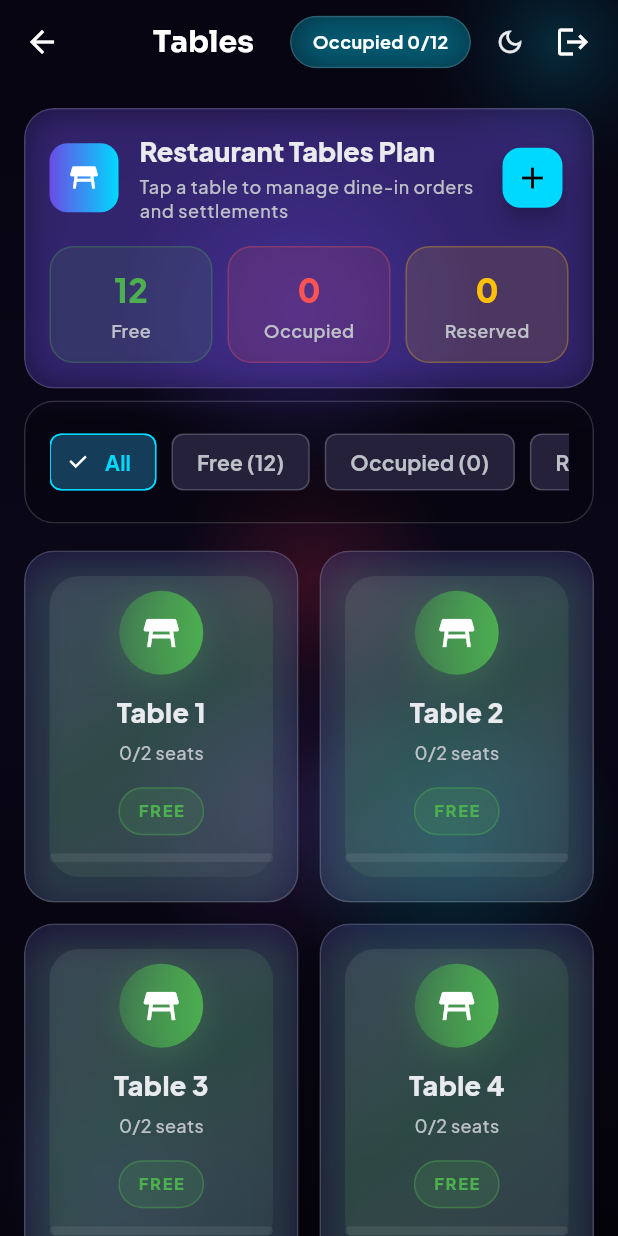
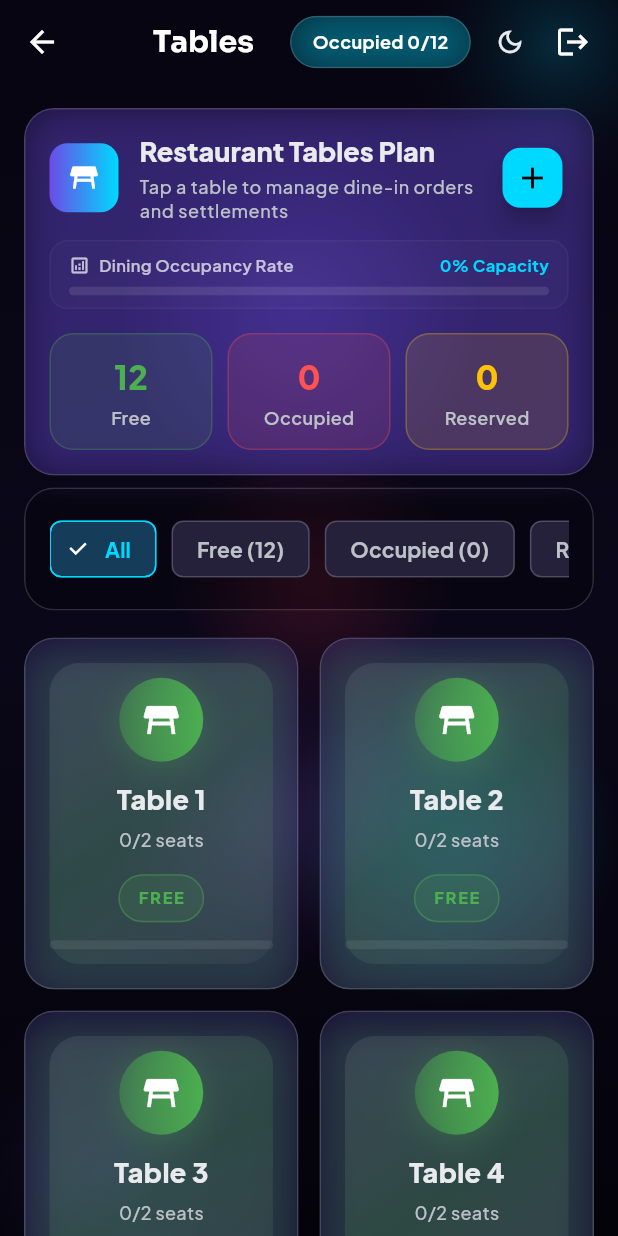
Before and after one commit to code2srithesh/posrest, a Flutter app: the TableScreen screen opened by its route, on a phone screen of 412 x 824 dp. Run offline on Flutter 3.47's test engine with Material 3 defaults, Android fonts, the phone set to English and light mode, and no system bars; our stand-ins replace dio, flutter_animate, get, google_fonts, shared_preferences, sqflite; accounts and stored records are empty.

Commit message:
feat: add dining occupancy rate progress indicator to table screen

```diff
--- a/lib/features/tables/screens/table_screen.dart
+++ b/lib/features/tables/screens/table_screen.dart
@@ -227,6 +227,58 @@ class TableScreen extends StatelessWidget {
                                   ),
                                 ),
                               ],
+                            ),
+                            const SizedBox(height: 12),
+                            // Dining Occupancy Rate Progress Indicator
+                            Container(
+                              padding: const EdgeInsets.symmetric(horizontal: 12, vertical: 8),
+                              decoration: BoxDecoration(
+                                color: Colors.white.withOpacity(0.02),
+                                borderRadius: AppAnimations.radiusMedium,
+                                border: Border.all(color: Colors.white.withOpacity(0.04)),
+                              ),
+                              child: Column(
+                                crossAxisAlignment: CrossAxisAlignment.start,
+                                children: [
+                                  Row(
+                                    mainAxisAlignment: MainAxisAlignment.spaceBetween,
+                                    children: [
+                                      Row(
+                                        children: const [
+                                          Icon(Icons.analytics_outlined, size: 14, color: Colors.white70),
+                                          SizedBox(width: 6),
+                                          Text(
+                                            'Dining Occupancy Rate',
+                                            style: TextStyle(
+                                              fontSize: 11,
+                                              fontWeight: FontWeight.w600,
+                                              color: Colors.white70,
+                                            ),
+                                          ),
+                                        ],
+                                      ),
+                                      Text(
+                                        '${(controller.getTableOccupancyRate() * 100).toStringAsFixed(0)}% Capacity',
+                                        style: const TextStyle(
+                                          fontSize: 11,
+                                          fontWeight: FontWeight.bold,
+                                          color: AppColors.accentTeal,
+                                        ),
+                                      ),
+                                    ],
+                                  ),
+                                  const SizedBox(height: 6),
+                                  ClipRRect(
+                                    borderRadius: BorderRadius.circular(4),
+                                    child: LinearProgressIndicator(
+                                      value: controller.getTableOccupancyRate(),
+                                      backgroundColor: Colors.white10,
+                                      valueColor: const AlwaysStoppedAnimation<Color>(AppColors.accentTeal),
+                                      minHeight: 6,
+                                    ),
+                                  ),
+                                ],
+                              ),
                             ),
                             const SizedBox(height: 16),
                             Row(
```
